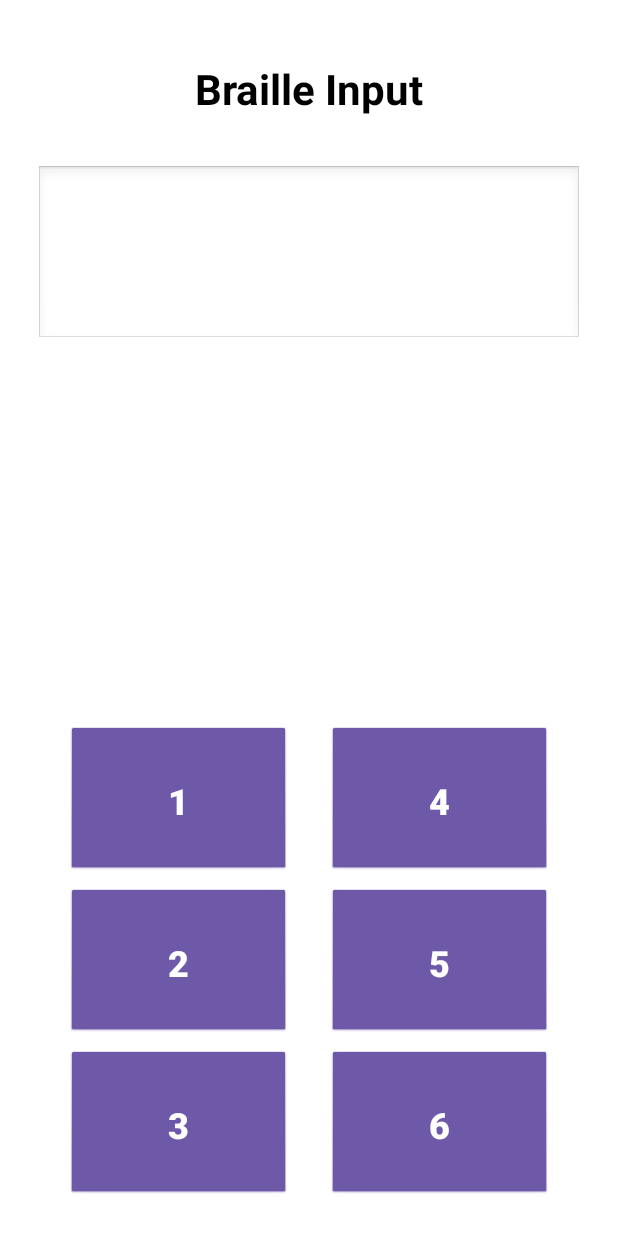
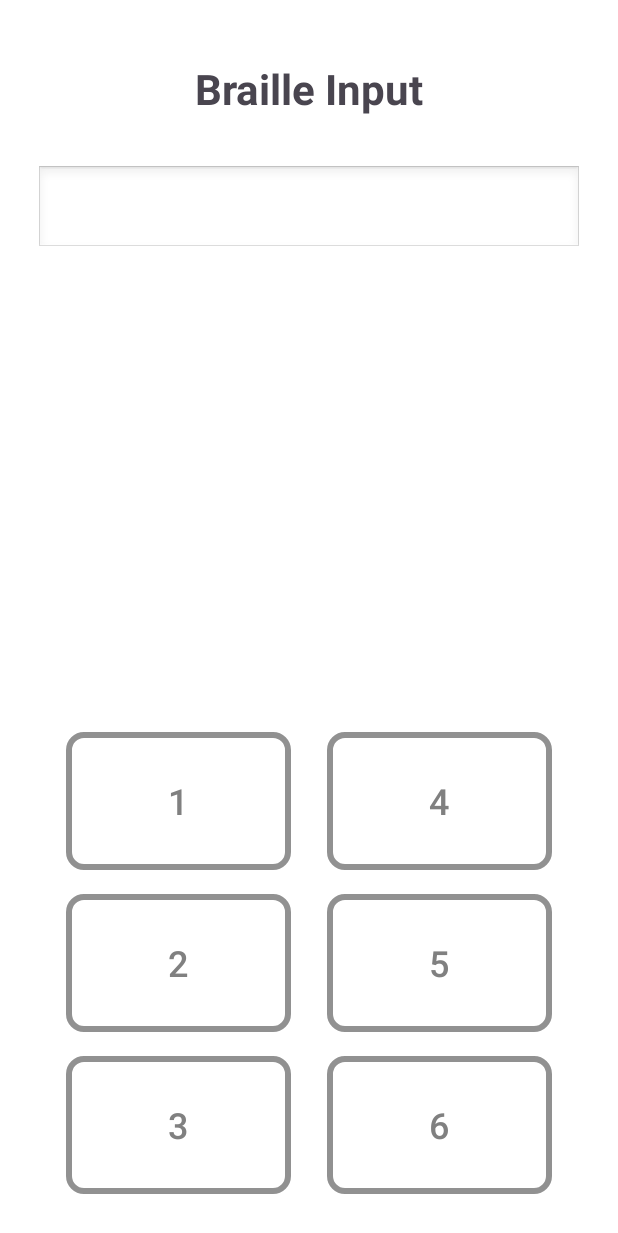
Before and after one commit to TazkieCT/Beello, an Android app: the screen it shows after launch (MainActivity), on a phone screen of 412 x 824 dp. Shown: the top 1233 px of the screen. Run offline under Robolectric (Android 15) with nearby library versions, the phone set to English and light mode, and no system bars.

Commit message:
Refactor: UI improvements and code cleanup
This commit introduces UI enhancements for better visual feedback, adds state restoration, implements a landscape layout, and removes unused dependencies.

Key changes:
- UI Enhancements:
    - Added `braille_button_background.xml` drawable for button states.
    - Added `button_toggle_color.xml` and `button_text_color.xml` color selectors for `MaterialButton` checked states.
    - Updated `colors.xml` with `gray`, `colorSelected`, and `colorDefault`.
    - Updated `themes.xml`:
        - Added `BrailleButtonStyle` and `BrailleTextViewStyle`.
        - Set `colorPrimary`, `colorPrimaryVariant`, and `colorOnPrimary` for `Base.Theme.Brailly`.
    - `activity_main.xml`:
        - Replaced `Button`s with `MaterialButton`s for Braille input, utilizing the new color selectors and styles for checked states.
        - Applied `BrailleTextViewStyle` to `textView`.
        - General layout adjustments for consistency.
- Landscape Layout:
    - Added `layout-land/activity_main.xml` to provide a specific layout for landscape orientation.
        - Braille buttons are split into left and right columns (`braille_left`, `braille_right`) flanking the central `textView`.
        - Buttons are styled as `MaterialButton`s with appropriate sizing and margins for landscape.
- `MainActivity.kt`:
    - Implemented state saving and restoration for `textBuffer` using `onSaveInstanceState`.
    - Changed `decodeBraille` to be a private function.
    - Updated `resetDots` and `flushPending` to work with `List<MaterialButton>` and include `isChecked` state.
    - Commented out the initial "Selamat datang di aplikasi Braille" TTS message.
    - Used `kotlin.math.abs` in `SwipeGestureListener`.
    - Changed `android.view.View.enableSwipeGestures` to an extension function on `View`.
- Build Configuration:
    - Removed Google Cloud Text-to-Speech and Google Auth Library dependencies from `app/build.gradle.kts` as they are no longer used.

```diff
--- a/app/build.gradle.kts
+++ b/app/build.gradle.kts
@@ -57,6 +57,4 @@ dependencies {
     androidTestImplementation(libs.androidx.junit)
     androidTestImplementation(libs.androidx.espresso.core)
 
-    implementation("com.google.cloud:google-cloud-texttospeech:2.5.0")
-    implementation("com.google.auth:google-auth-library-oauth2-http:1.23.0")
 }
--- a/app/src/main/java/com/example/brailly/MainActivity.kt
+++ b/app/src/main/java/com/example/brailly/MainActivity.kt
@@ -10,6 +10,9 @@ import java.util.*
 import androidx.core.view.GestureDetectorCompat
 import android.view.GestureDetector
 import android.view.MotionEvent
+import android.view.View
+import android.widget.Button
+import com.google.android.material.button.MaterialButton
 
 class MainActivity : AppCompatActivity(), TextToSpeech.OnInitListener {
 
@@ -43,9 +46,9 @@ class MainActivity : AppCompatActivity(), TextToSpeech.OnInitListener {
         "001011" to "!", "001010" to "(", "001110" to ")", "001000" to "/"
     )
 
-    var isNumberMode = false
+    private var isNumberMode = false
 
-    fun decodeBraille(code: String): String {
+    private fun decodeBraille(code: String): String {
         return when {
             code == "001111" -> {
                 isNumberMode = !isNumberMode
@@ -53,9 +56,8 @@ class MainActivity : AppCompatActivity(), TextToSpeech.OnInitListener {
             }
             isNumberMode -> {
                 val num = numberMap[code]
-                if (num != null) {
-                    num
-                } else {
+                if (num != null) num
+                else {
                     isNumberMode = false
                     letterMap[code] ?: symbolMap[code] ?: ""
                 }
@@ -71,6 +73,15 @@ class MainActivity : AppCompatActivity(), TextToSpeech.OnInitListener {
 
         tts = TextToSpeech(this, this)
 
+        // restore state jika ada
+        if (savedInstanceState != null) {
+            savedInstanceState.getString("text_buffer")?.let {
+                textBuffer.append(it)
+                binding.textView.text = textBuffer.toString()
+            }
+        }
+
+        // tombol non-null
         val buttons = listOf(
             binding.button1,
             binding.button2,
@@ -101,6 +112,7 @@ class MainActivity : AppCompatActivity(), TextToSpeech.OnInitListener {
 
                     resetDots(buttons)
                 }
+
                 handler.postDelayed(pendingRunnable!!, 300)
             }
         }
@@ -125,13 +137,18 @@ class MainActivity : AppCompatActivity(), TextToSpeech.OnInitListener {
         )
     }
 
+    override fun onSaveInstanceState(outState: Bundle) {
+        super.onSaveInstanceState(outState)
+        outState.putString("text_buffer", textBuffer.toString())
+    }
+
     override fun onInit(status: Int) {
         if (status == TextToSpeech.SUCCESS) {
             val result = tts.setLanguage(Locale("id", "ID"))
             if (result == TextToSpeech.LANG_MISSING_DATA || result == TextToSpeech.LANG_NOT_SUPPORTED) {
                 println("Bahasa tidak didukung")
             } else {
-                speak("Selamat datang di aplikasi Braille")
+//                speak("Selamat datang di aplikasi Braille")
             }
         } else {
             println("Inisialisasi TTS gagal")
@@ -171,14 +188,15 @@ class MainActivity : AppCompatActivity(), TextToSpeech.OnInitListener {
         tts.speak(text, TextToSpeech.QUEUE_FLUSH, null, null)
     }
 
-    private fun resetDots(buttons: List<android.view.View>) {
+    private fun resetDots(buttons: List<MaterialButton>) {
         for (i in brailleDots.indices) {
             brailleDots[i] = false
             buttons[i].isSelected = false
+            buttons[i].isChecked = false
         }
     }
 
-    private fun flushPending(buttons: List<android.view.View>) {
+    private fun flushPending(buttons: List<MaterialButton>) {
         pendingRunnable?.let {
             handler.removeCallbacks(it)
             it.run()
@@ -187,7 +205,7 @@ class MainActivity : AppCompatActivity(), TextToSpeech.OnInitListener {
     }
 }
 
-// Function untuk swipe
+// Swipe gesture helper
 class SwipeGestureListener(
     private val onSwipeLeft: () -> Unit,
     private val onSwipeRight: () -> Unit,
@@ -207,22 +225,21 @@ class SwipeGestureListener(
         val diffX = e2.x - (e1?.x ?: e2.x)
         val diffY = e2.y - (e1?.y ?: e2.y)
 
-        return if (Math.abs(diffX) > Math.abs(diffY)) {
-            if (Math.abs(diffX) > SWIPE_THRESHOLD && Math.abs(velocityX) > SWIPE_VELOCITY_THRESHOLD) {
+        return if (kotlin.math.abs(diffX) > kotlin.math.abs(diffY)) {
+            if (kotlin.math.abs(diffX) > SWIPE_THRESHOLD && kotlin.math.abs(velocityX) > SWIPE_VELOCITY_THRESHOLD) {
                 if (diffX > 0) onSwipeRight() else onSwipeLeft()
                 true
             } else false
         } else {
-            if (Math.abs(diffY) > SWIPE_THRESHOLD && Math.abs(velocityY) > SWIPE_VELOCITY_THRESHOLD) {
+            if (kotlin.math.abs(diffY) > SWIPE_THRESHOLD && kotlin.math.abs(velocityY) > SWIPE_VELOCITY_THRESHOLD) {
                 if (diffY > 0) onSwipeDown() else onSwipeUp()
                 true
             } else false
         }
     }
-
 }
 
-fun android.view.View.enableSwipeGestures(
+fun View.enableSwipeGestures(
     onSwipeLeft: () -> Unit,
     onSwipeRight: () -> Unit,
     onSwipeUp: () -> Unit,
--- /dev/null
+++ b/app/src/main/res/color/button_text_color.xml
@@ -0,0 +1,5 @@
+<?xml version="1.0" encoding="utf-8"?>
+<selector xmlns:android="http://schemas.android.com/apk/res/android">
+    <item android:state_checked="true" android:color="#FFFFFF"/>
+    <item android:color="#808080"/>
+</selector>
--- /dev/null
+++ b/app/src/main/res/color/button_toggle_color.xml
@@ -0,0 +1,5 @@
+<?xml version="1.0" encoding="utf-8"?>
+<selector xmlns:android="http://schemas.android.com/apk/res/android">
+    <item android:state_checked="true" android:color="#006993"/>
+    <item android:color="#FFFFFF"/>
+</selector>
--- /dev/null
+++ b/app/src/main/res/drawable/braille_button_background.xml
@@ -0,0 +1,5 @@
+<?xml version="1.0" encoding="utf-8"?>
+<selector xmlns:android="http://schemas.android.com/apk/res/android">
+    <item android:state_selected="true" android:drawable="@color/colorSelected" />
+    <item android:drawable="@color/colorDefault" />
+</selector>
--- /dev/null
+++ b/app/src/main/res/layout-land/activity_main.xml
@@ -0,0 +1,134 @@
+<androidx.constraintlayout.widget.ConstraintLayout xmlns:android="http://schemas.android.com/apk/res/android"
+    xmlns:app="http://schemas.android.com/apk/res-auto"
+    xmlns:tools="http://schemas.android.com/tools"
+    android:layout_width="match_parent"
+    android:layout_height="match_parent"
+    android:background="@android:color/white"
+    android:padding="24dp">
+
+    <TextView
+        android:id="@+id/textView"
+        style="@style/BrailleTextViewStyle"
+        android:layout_width="0dp"
+        android:layout_height="wrap_content"
+        android:layout_marginHorizontal="16dp"
+        android:textSize="24sp"
+        app:layout_constraintBottom_toBottomOf="parent"
+        app:layout_constraintEnd_toStartOf="@+id/braille_right"
+        app:layout_constraintStart_toEndOf="@+id/braille_left"
+        app:layout_constraintTop_toTopOf="parent"
+        tools:text="Teks yang ditulis disini..." />
+
+    <LinearLayout
+        android:id="@+id/braille_left"
+        android:layout_width="wrap_content"
+        android:layout_height="0dp"
+        android:layout_marginEnd="16dp"
+        android:gravity="center"
+        android:orientation="vertical"
+        app:layout_constraintBottom_toBottomOf="parent"
+        app:layout_constraintStart_toStartOf="parent"
+        app:layout_constraintTop_toTopOf="parent">
+
+        <com.google.android.material.button.MaterialButton
+            android:id="@+id/button4"
+            android:layout_width="200dp"
+            android:layout_height="0dp"
+            android:layout_marginBottom="8dp"
+            android:layout_weight="1"
+            android:backgroundTint="@color/button_toggle_color"
+            android:checkable="true"
+            android:text="4"
+            android:textSize="28sp"
+            android:textColor="@color/button_text_color"
+            app:cornerRadius="12dp"
+            app:strokeColor="@color/gray"
+            app:strokeWidth="4dp"/>
+
+        <com.google.android.material.button.MaterialButton
+            android:id="@+id/button5"
+            android:layout_width="200dp"
+            android:layout_height="0dp"
+            android:layout_marginBottom="8dp"
+            android:layout_weight="1"
+            android:backgroundTint="@color/button_toggle_color"
+            android:checkable="true"
+            android:text="5"
+            android:textSize="28sp"
+            android:textColor="@color/button_text_color"
+            app:cornerRadius="12dp"
+            app:strokeColor="@color/gray"
+            app:strokeWidth="4dp"/>
+
+        <com.google.android.material.button.MaterialButton
+            android:id="@+id/button6"
+            android:layout_width="200dp"
+            android:layout_height="0dp"
+            android:layout_weight="1"
+            android:backgroundTint="@color/button_toggle_color"
+            android:checkable="true"
+            android:text="6"
+            android:textSize="28sp"
+            android:textColor="@color/button_text_color"
+            app:cornerRadius="12dp"
+            app:strokeColor="@color/gray"
+            app:strokeWidth="4dp"/>
+    </LinearLayout>
+
+    <LinearLayout
+        android:id="@+id/braille_right"
+        android:layout_width="wrap_content"
+        android:layout_height="0dp"
+        android:layout_marginStart="16dp"
+        android:gravity="center"
+        android:orientation="vertical"
+        app:layout_constraintBottom_toBottomOf="parent"
+        app:layout_constraintEnd_toEndOf="parent"
+        app:layout_constraintTop_toTopOf="parent">
+
+        <com.google.android.material.button.MaterialButton
+            android:id="@+id/button1"
+            android:layout_width="200dp"
+            android:layout_height="0dp"
+            android:layout_marginBottom="8dp"
+            android:layout_weight="1"
+            android:backgroundTint="@color/button_toggle_color"
+            android:checkable="true"
+            android:text="1"
+            android:textSize="28sp"
+            android:textColor="@color/button_text_color"
+            app:cornerRadius="12dp"
+            app:strokeColor="@color/gray"
+            app:strokeWidth="4dp"/>
+
+        <com.google.android.material.button.MaterialButton
+            android:id="@+id/button2"
+            android:layout_width="200dp"
+            android:layout_height="0dp"
+            android:layout_marginBottom="8dp"
+            android:layout_weight="1"
+            android:backgroundTint="@color/button_toggle_color"
+            android:checkable="true"
+            android:text="2"
+            android:textSize="28sp"
+            android:textColor="@color/button_text_color"
+            app:cornerRadius="12dp"
+            app:strokeColor="@color/gray"
+            app:strokeWidth="4dp"/>
+
+        <com.google.android.material.button.MaterialButton
+            android:id="@+id/button3"
+            android:layout_width="200dp"
+            android:layout_height="0dp"
+            android:layout_weight="1"
+            android:backgroundTint="@color/button_toggle_color"
+            android:checkable="true"
+            android:text="3"
+            android:textSize="28sp"
+            android:textColor="@color/button_text_color"
+            app:cornerRadius="12dp"
+            app:strokeColor="@color/gray"
+            app:strokeWidth="4dp"/>
+    </LinearLayout>
+
+</androidx.constraintlayout.widget.ConstraintLayout>
--- a/app/src/main/res/layout/activity_main.xml
+++ b/app/src/main/res/layout/activity_main.xml
@@ -1,114 +1,99 @@
-<?xml version="1.0" encoding="utf-8"?>
 <androidx.constraintlayout.widget.ConstraintLayout xmlns:android="http://schemas.android.com/apk/res/android"
     xmlns:app="http://schemas.android.com/apk/res-auto"
     xmlns:tools="http://schemas.android.com/tools"
-    android:id="@+id/main"
     android:layout_width="match_parent"
     android:layout_height="match_parent"
-    android:padding="24dp"
     android:background="@android:color/white"
-    tools:context=".MainActivity">
+    android:padding="24dp">
 
     <TextView
         android:id="@+id/header_title"
         android:layout_width="0dp"
         android:layout_height="wrap_content"
+        android:gravity="center"
+        android:padding="16dp"
         android:text="Braille Input"
         android:textSize="28sp"
-        android:textColor="@android:color/black"
         android:textStyle="bold"
-        android:gravity="center"
-        android:padding="16dp"
-        android:contentDescription="Braille Input Application"
-        android:importantForAccessibility="yes"
-        app:layout_constraintTop_toTopOf="parent"
+        app:layout_constraintEnd_toEndOf="parent"
         app:layout_constraintStart_toStartOf="parent"
-        app:layout_constraintEnd_toEndOf="parent" />
+        app:layout_constraintTop_toTopOf="parent" />
 
     <ScrollView
         android:id="@+id/text_scroll"
         android:layout_width="0dp"
         android:layout_height="120dp"
         android:layout_marginTop="16dp"
-        android:background="@android:drawable/edit_text"
-        android:padding="16dp"
-        app:layout_constraintTop_toBottomOf="@id/header_title"
+        app:layout_constraintEnd_toEndOf="parent"
         app:layout_constraintStart_toStartOf="parent"
-        app:layout_constraintEnd_toEndOf="parent">
+        app:layout_constraintTop_toBottomOf="@id/header_title">
 
         <TextView
             android:id="@+id/textView"
+            style="@style/BrailleTextViewStyle"
             android:layout_width="match_parent"
             android:layout_height="wrap_content"
             android:textSize="20sp"
-            android:textColor="@android:color/black"
-            android:lineSpacingExtra="4dp"
-            android:contentDescription="Text output area"
-            android:importantForAccessibility="yes"
-            android:focusable="true"
             tools:text="Teks yang ditulis disini..." />
-
     </ScrollView>
 
     <LinearLayout
         android:id="@+id/braille_container"
         android:layout_width="0dp"
         android:layout_height="wrap_content"
+        android:layout_marginTop="32dp"
+        android:gravity="center"
         android:orientation="horizontal"
-        android:gravity="center"
-        android:layout_marginTop="32dp"
-        android:contentDescription="Braille dot input buttons"
         app:layout_constraintBottom_toBottomOf="parent"
-        app:layout_constraintStart_toStartOf="parent"
-        app:layout_constraintEnd_toEndOf="parent">
+        app:layout_constraintEnd_toEndOf="parent"
+        app:layout_constraintStart_toStartOf="parent">
 
         <LinearLayout
             android:layout_width="wrap_content"
             android:layout_height="wrap_content"
-            android:orientation="vertical"
-            android:layout_marginEnd="24dp">
+            android:layout_marginEnd="24dp"
+            android:orientation="vertical">
 
-            <Button
+            <com.google.android.material.button.MaterialButton
                 android:id="@+id/button1"
                 android:layout_width="150dp"
                 android:layout_height="100dp"
-                android:layout_marginBottom="8dp"
                 android:text="1"
                 android:textSize="24sp"
-                android:textStyle="bold"
-                android:contentDescription="Braille dot 1, top left"
-                android:background="@android:drawable/btn_default"
-                android:focusable="true"
-                android:clickable="true"
-                android:importantForAccessibility="yes" />
+                android:checkable="true"
+                android:backgroundTint="@color/button_toggle_color"
+                android:textColor="@color/button_text_color"
+                app:cornerRadius="12dp"
+                app:strokeColor="@color/gray"
+                app:strokeWidth="4dp"/>
 
-            <Button
+            <com.google.android.material.button.MaterialButton
                 android:id="@+id/button2"
                 android:layout_width="150dp"
                 android:layout_height="100dp"
-                android:layout_marginBottom="8dp"
+                android:layout_marginTop="8dp"
                 android:text="2"
                 android:textSize="24sp"
-                android:textStyle="bold"
-                android:contentDescription="Braille dot 2, middle left"
-                android:background="@android:drawable/btn_default"
-                android:focusable="true"
-                android:clickable="true"
-                android:importantForAccessibility="yes" />
+                android:checkable="true"
+                android:backgroundTint="@color/button_toggle_color"
+                android:textColor="@color/button_text_color"
+                app:cornerRadius="12dp"
+                app:strokeColor="@color/gray"
+                app:strokeWidth="4dp"/>
 
-            <Button
+            <com.google.android.material.button.MaterialButton
                 android:id="@+id/button3"
                 android:layout_width="150dp"
                 android:layout_height="100dp"
+                android:layout_marginTop="8dp"
                 android:text="3"
                 android:textSize="24sp"
-                android:textStyle="bold"
-                android:contentDescription="Braille dot 3, bottom left"
-                android:background="@android:drawable/btn_default"
-                android:focusable="true"
-                android:clickable="true"
-                android:importantForAccessibility="yes" />
-
+                android:checkable="true"
+                android:backgroundTint="@color/button_toggle_color"
+                android:textColor="@color/button_text_color"
+                app:cornerRadius="12dp"
+                app:strokeColor="@color/gray"
+                app:strokeWidth="4dp"/>
         </LinearLayout>
 
         <LinearLayout
@@ -116,49 +101,46 @@
             android:layout_height="wrap_content"
             android:orientation="vertical">
 
-            <Button
+            <com.google.android.material.button.MaterialButton
                 android:id="@+id/button4"
                 android:layout_width="150dp"
                 android:layout_height="100dp"
-                android:layout_marginBottom="8dp"
                 android:text="4"
                 android:textSize="24sp"
-                android:textStyle="bold"
-                android:contentDescription="Braille dot 4, top right"
-                android:background="@android:drawable/btn_default"
-                android:focusable="true"
-                android:clickable="true"
-                android:importantForAccessibility="yes" />
+                android:checkable="true"
+                android:backgroundTint="@color/button_toggle_color"
+                android:textColor="@color/button_text_color"
+                app:cornerRadius="12dp"
+                app:strokeColor="@color/gray"
+                app:strokeWidth="4dp"/>
 
-            <Button
+            <com.google.android.material.button.MaterialButton
                 android:id="@+id/button5"
                 android:layout_width="150dp"
                 android:layout_height="100dp"
-                android:layout_marginBottom="8dp"
+                android:layout_marginTop="8dp"
                 android:text="5"
                 android:textSize="24sp"
-                android:textStyle="bold"
-                android:contentDescription="Braille dot 5, middle right"
-                android:background="@android:drawable/btn_default"
-                android:focusable="true"
-                android:clickable="true"
-                android:importantForAccessibility="yes" />
+                android:checkable="true"
+                android:backgroundTint="@color/button_toggle_color"
+                android:textColor="@color/button_text_color"
+                app:cornerRadius="12dp"
+                app:strokeColor="@color/gray"
+                app:strokeWidth="4dp"/>
 
-            <Button
+            <com.google.android.material.button.MaterialButton
                 android:id="@+id/button6"
                 android:layout_width="150dp"
                 android:layout_height="100dp"
+                android:layout_marginTop="8dp"
                 android:text="6"
                 android:textSize="24sp"
-                android:textStyle="bold"
-                android:contentDescription="Braille dot 6, bottom right"
-                android:background="@android:drawable/btn_default"
-                android:focusable="true"
-                android:clickable="true"
-                android:importantForAccessibility="yes" />
-
+                android:checkable="true"
+                android:backgroundTint="@color/button_toggle_color"
+                android:textColor="@color/button_text_color"
+                app:cornerRadius="12dp"
+                app:strokeColor="@color/gray"
+                app:strokeWidth="4dp"/>
         </LinearLayout>
-
     </LinearLayout>
-
 </androidx.constraintlayout.widget.ConstraintLayout>
--- a/app/src/main/res/values/colors.xml
+++ b/app/src/main/res/values/colors.xml
@@ -2,4 +2,7 @@
 <resources>
     <color name="black">#FF000000</color>
     <color name="white">#FFFFFFFF</color>
+    <color name="gray">#919191</color>
+    <color name="colorSelected">#006993</color>
+    <color name="colorDefault">#FFFFFF</color>
 </resources>
--- a/app/src/main/res/values/themes.xml
+++ b/app/src/main/res/values/themes.xml
@@ -1,8 +1,22 @@
-<resources xmlns:tools="http://schemas.android.com/tools">
-    <!-- Base application theme. -->
+<resources>
+    <style name="BrailleButtonStyle">
+        <item name="android:background">@drawable/braille_button_background</item>
+        <item name="android:textColor">@android:color/white</item>
+        <item name="android:textStyle">bold</item>
+    </style>
+
+    <style name="BrailleTextViewStyle">
+        <item name="android:background">@android:drawable/edit_text</item>
+        <item name="android:textColor">@android:color/black</item>
+        <item name="android:gravity">center</item>
+        <item name="android:padding">16dp</item>
+    </style>
+
+    <!-- Theme -->
     <style name="Base.Theme.Brailly" parent="Theme.Material3.DayNight.NoActionBar">
-        <!-- Customize your light theme here. -->
-        <!-- <item name="colorPrimary">@color/my_light_primary</item> -->
+        <item name="colorPrimary">#006993</item>
+        <item name="colorPrimaryVariant">#006993</item>
+        <item name="colorOnPrimary">#FFFFFF</item>
     </style>
 
     <style name="Theme.Brailly" parent="Base.Theme.Brailly" />
```
